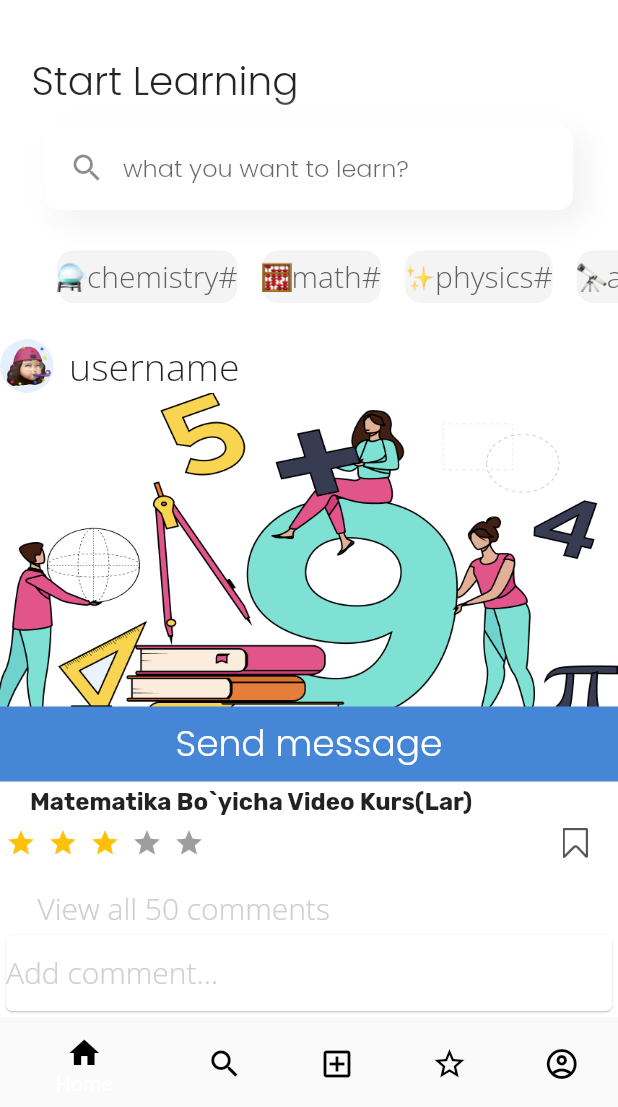
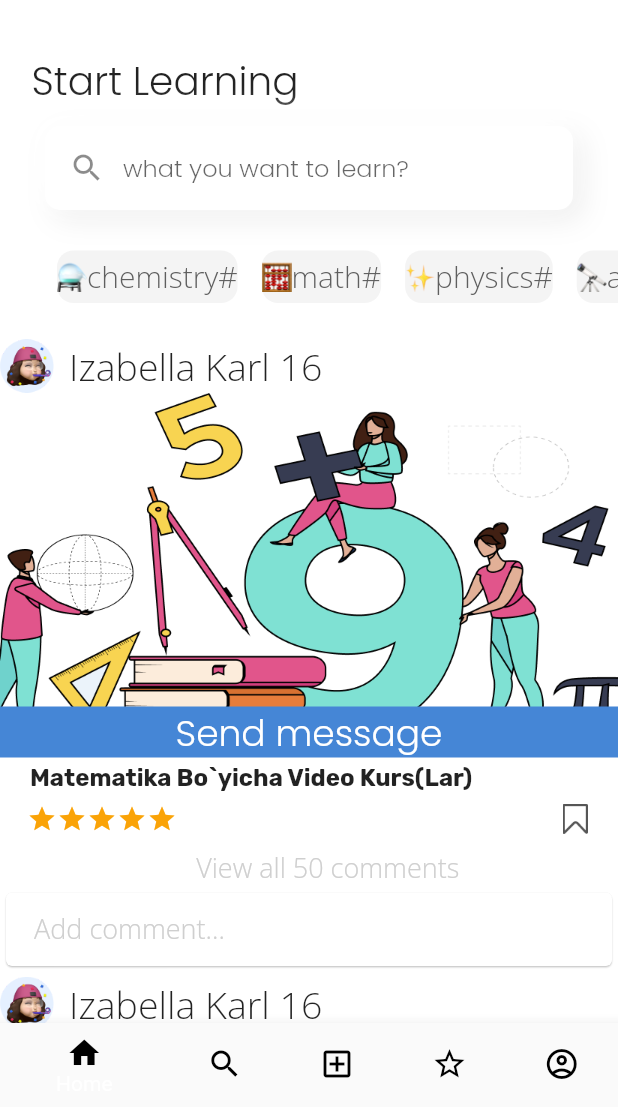
Before and after one commit to Nura1i/tutorchat, a Flutter app: the HomeScreen screen opened directly, on a phone screen of 412 x 824 dp, the part 129-1236 px from its top. Run offline on Flutter 3.47's test engine with Material 2 defaults, Android fonts, the phone set to English and light mode, and no system bars; drawn by our look-alikes of flutter_rating_bar; our stand-ins replace dotted_border, dropdown_button2, flutter_countdown_timer, flutter_inset_box_shadow, flutter_svg, pinput; accounts and stored records are empty.

Commit message:
widget.dart

```diff
--- a/lib/widgets/widget.dart
+++ b/lib/widgets/widget.dart
@@ -37,25 +37,20 @@ Widget fans(String image, String text) {
   );
 }
 
-Widget postsubjects(
-    {required String imagename,
-    required String coursename,
-    required int commentcount,
-    required bool locksubject,
-    required double ratingcounter}) {
+Widget postsubjects({required username,required String userimage,required String imagename, required String coursename, required int commentcount, required bool locksubject, required double ratingcounter, required int newcostcourse, required int oldcostcourse}) {
   return Padding(
     padding: const EdgeInsets.only(top: 2.0),
     child: SizedBox(
       width: double.infinity,
-      height: 500,
+      height: 423,
       child: Column(
         crossAxisAlignment: CrossAxisAlignment.start,
         mainAxisAlignment: MainAxisAlignment.start,
         children: [
           Row(
-            children: const [
+            children:  [
               Image(
-                image: AssetImage('assets/png/userpicture.png'),
+                image: AssetImage(userimage),
                 width: 36,
                 height: 36,
               ),
@@ -63,7 +58,7 @@ Widget postsubjects(
                 width: 10,
               ),
               Text(
-                'username',
+                username,
                 style: TextStyle(
                     fontSize: 25,
                     fontFamily: 'OpenSans',
@@ -72,18 +67,46 @@ Widget postsubjects(
             ],
           ),
           Stack(children: [
+            locksubject ?
             Container(
-              height: 219,
+              height: 229,
               decoration: BoxDecoration(
                 image: DecorationImage(
                     image: AssetImage(imagename), fit: BoxFit.cover),
+              ),
+            ): Container(
+              height: 229,
+              decoration: BoxDecoration(
+                image: DecorationImage(
+                    colorFilter: ColorFilter.mode(Colors.white54, BlendMode.lighten),
+                    fit: BoxFit.cover,
+                    image: AssetImage('assets/png/chemistry.jpeg',),
+              ),),
+              child: Center(
+                child: Column(
+                  mainAxisAlignment: MainAxisAlignment.center,
+                  children: [
+                    Container(
+                      width: 36,
+                      height: 45,
+                      child: Icon(Icons.lock_outline, color: '#0B2B57'.toColor(),size: 36,),
+                    ),
+                    TextButton(onPressed: (){}, child: Container(
+                       width: 103,
+                        height: 24,
+                        decoration: BoxDecoration(
+                         color: '#5790DF'.toColor(),
+                        ),
+                        child: Center(child: Text('Sotib olish',style: TextStyle(fontSize: 16, color: Colors.white, fontFamily: 'Poppins', fontWeight: FontWeight.w400),))))
+                  ],
+                ),
               ),
             ),
             Padding(
               padding: const EdgeInsets.only(top: 209),
               child: InkWell(
                   child: Container(
-                      height: 50,
+                      height: 34,
                       width: double.infinity,
                       color: '#4586D6'.toColor(),
                       child: const Center(
@@ -106,6 +129,12 @@ Widget postsubjects(
                   fontWeight: FontWeight.w400),
             ),
           ),
+          locksubject ? Container() : Container(
+            child: Padding(
+              padding: const EdgeInsets.only(left: 18.0),
+              child: Text('Teacher name', style: TextStyle(fontWeight: FontWeight.w700,fontSize: 20,fontFamily: 'OpenSans',color: Colors.black),),
+            ),
+          ),
           Padding(
             padding: const EdgeInsets.only(top: 8.0),
             child: SizedBox(
@@ -114,19 +143,18 @@ Widget postsubjects(
               child: Row(
                 mainAxisAlignment: MainAxisAlignment.spaceBetween,
                 children: [
-                  RatingBar.builder(
-                    initialRating: ratingcounter,
-                    minRating: 0,
-                    itemSize: 20,
-                    direction: Axis.horizontal,
-                    allowHalfRating: false,
-                    itemCount: 5,
-                    itemPadding: const EdgeInsets.symmetric(horizontal: 4.0),
-                    itemBuilder: (context, _) => const Icon(
-                      Icons.star,
-                      color: Colors.amber,
+                  Padding(
+                    padding: const EdgeInsets.only(left:18.0),
+                    child: Container(
+                      width: 110,
+                      height: 20,
+                      child: ListView.builder(
+                          scrollDirection: Axis.horizontal,
+                          itemCount: ratingcounter.ceil()+2,
+                          itemBuilder: (_,index){
+                        return Icon(Icons.star, color: '#FAA307'.toColor(), size: 20,);
+                      }),
                     ),
-                    onRatingUpdate: (r) {},
                   ),
                   const Padding(
                     padding: EdgeInsets.only(right: 20),
@@ -142,14 +170,17 @@ Widget postsubjects(
               ),
             ),
           ),
+          locksubject ?
+          Column(
+            children: [
               Padding(
-            padding: const EdgeInsets.only(left: 25.0, top: 20),
+                padding: const EdgeInsets.only(left: 25.0, top: 10),
                 child: Text(
                   'View all $commentcount comments',
                   style: TextStyle(
                       fontFamily: 'OpenSans',
                       color: '#CFCFCF'.toColor(),
-                  fontSize: 20,
+                      fontSize: 18,
                       fontWeight: FontWeight.w400),
                 ),
               ),
@@ -157,16 +188,44 @@ Widget postsubjects(
                 elevation: 0.5,
                 child: TextField(
                   decoration: InputDecoration(
-                hintText: 'Add comment...',
+                    hintText: '    Add comment...',
                     border: InputBorder.none,
                     hintStyle: TextStyle(
                         fontWeight: FontWeight.w400,
-                    fontSize: 20,
+                        fontSize: 18,
                         fontFamily: 'OpenSans',
                         color: '#CFCFCF'.toColor()),
                   ),
                 ),
+              )
+            ],
+          ) : Container(
+            child: Padding(
+              padding: const EdgeInsets.only(top: 10.0),
+              child: Row(
+                mainAxisAlignment: MainAxisAlignment.spaceBetween,
+                children: [
+                Row(
+                  children: [
+                    Padding(
+                      padding: const EdgeInsets.only(left: 18.0),
+                      child: Text(oldcostcourse.toString()+r'$', style: TextStyle(color: Colors.grey, fontSize: 20, fontWeight: FontWeight.w400, decoration: TextDecoration.lineThrough),),
                     ),
+                    Padding(
+                      padding: const EdgeInsets.only(left: 20.0),
+                      child: Text(newcostcourse.toString()+r'$', style: TextStyle(color: Colors.black, fontSize: 28, fontWeight: FontWeight.w500),),
+                    ),
+                  ],
+                ),
+                Padding(
+                  padding: const EdgeInsets.only(right: 10.0),
+                  child: Text('Premium', style: TextStyle(color: Colors.black54, fontSize: 20, fontWeight: FontWeight.w300),),
+                ),
+                ],
+              ),
+            ),
+          ),
+
         ],
       ),
     ),
```
Lines whose indentation alone changed are shown as unchanged.
